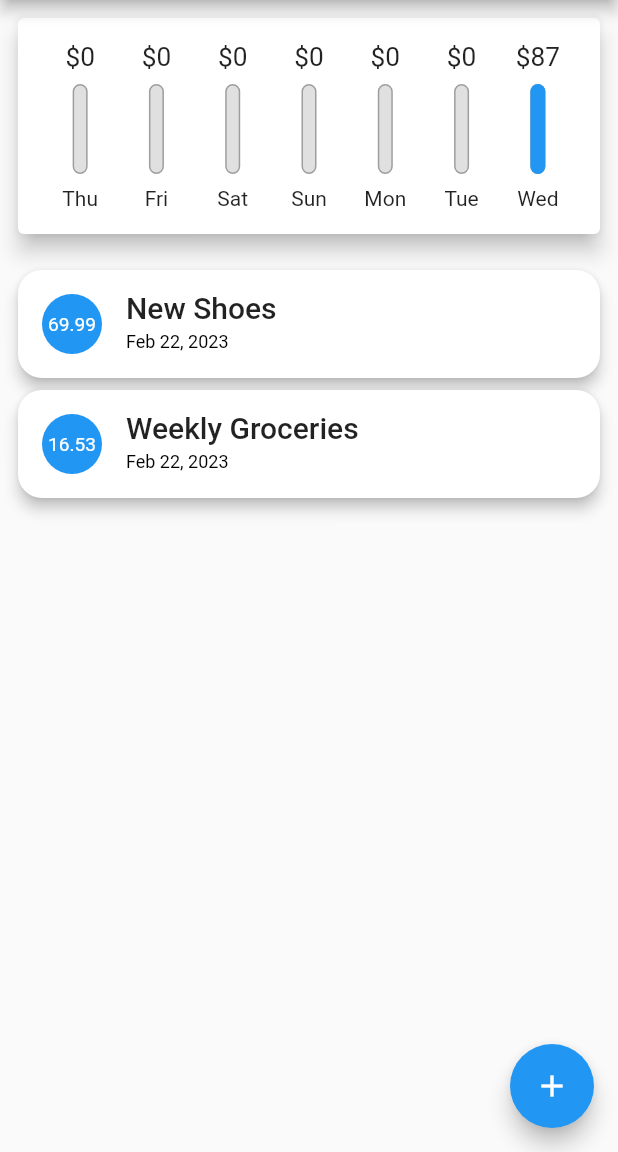
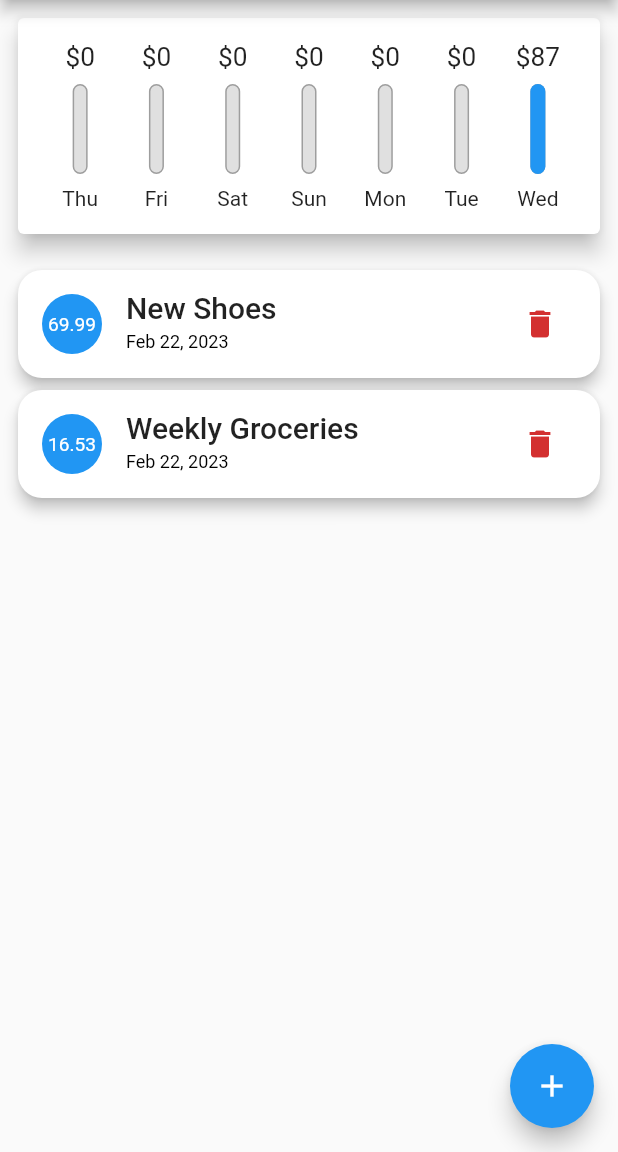
Before and after one commit to samuelm00/flutter_expense_tracker, a Flutter app: the screen it shows after launch, on a phone screen of 412 x 824 dp, the part 84-1236 px from its top. Run offline on Flutter 3.47's test engine with Material 2 defaults, Android fonts, the phone set to English and light mode, and no system bars; Roboto replaces fonts that are missing (Quicksand).

Commit message:
add option to delete a transaction

```diff
--- a/lib/features/transaction/controllers/transaction_controller.dart
+++ b/lib/features/transaction/controllers/transaction_controller.dart
@@ -49,6 +49,12 @@ class TransactionController {
     });
   }
 
+  void deleteTransaction(String id) {
+    setState(() {
+      _transactions.removeWhere((element) => element.id == id);
+    });
+  }
+
   void stratNewTransaction(BuildContext context) {
     bottomSheetController.showBaseBottomSheet(
       context,
--- a/lib/features/transaction/widgets/transaction_item.dart
+++ b/lib/features/transaction/widgets/transaction_item.dart
@@ -3,12 +3,11 @@ import 'package:flutter_expense_tracker/models/transaction.dart';
 import 'package:intl/intl.dart';
 
 class TransactionItem extends StatelessWidget {
-  const TransactionItem({
-    super.key,
-    required this.transaction,
-  });
+  const TransactionItem(
+      {super.key, required this.transaction, required this.onDelete});
 
   final Transaction transaction;
+  final Function(String) onDelete;
 
   @override
   Widget build(BuildContext context) {
@@ -25,6 +24,15 @@ class TransactionItem extends StatelessWidget {
         subtitle: Text(
           DateFormat.yMMMd().format(transaction.date),
           style: Theme.of(context).textTheme.labelMedium,
+        ),
+        trailing: IconButton(
+          icon: Icon(
+            Icons.delete,
+            color: Theme.of(context).colorScheme.error,
+          ),
+          onPressed: () {
+            onDelete(transaction.id);
+          },
         ),
         leading: CircleAvatar(
           backgroundColor: Theme.of(context).primaryColor,
--- a/lib/features/transaction/widgets/transaction_list.dart
+++ b/lib/features/transaction/widgets/transaction_list.dart
@@ -7,9 +7,12 @@ class TransactionList extends StatelessWidget {
   const TransactionList({
     super.key,
     required List<Transaction> transactions,
-  }) : _transactions = transactions;
+    required Function(String) onDelete,
+  })  : _transactions = transactions,
+        _onDelete = onDelete;
 
   final List<Transaction> _transactions;
+  final Function(String) _onDelete;
 
   @override
   Widget build(BuildContext context) {
@@ -17,6 +20,7 @@ class TransactionList extends StatelessWidget {
       child: ListView.builder(
         itemBuilder: (context, index) => TransactionItem(
           transaction: _transactions[index],
+          onDelete: _onDelete,
         ),
         itemCount: _transactions.length,
       ),
--- a/lib/widgets/fragment/app_fragment.dart
+++ b/lib/widgets/fragment/app_fragment.dart
@@ -37,6 +37,7 @@ class _AppFragmentState extends State<AppFragment> {
             ),
             TransactionList(
               transactions: transactionController.transactions,
+              onDelete: transactionController.deleteTransaction,
             ),
           ],
         ),
```
